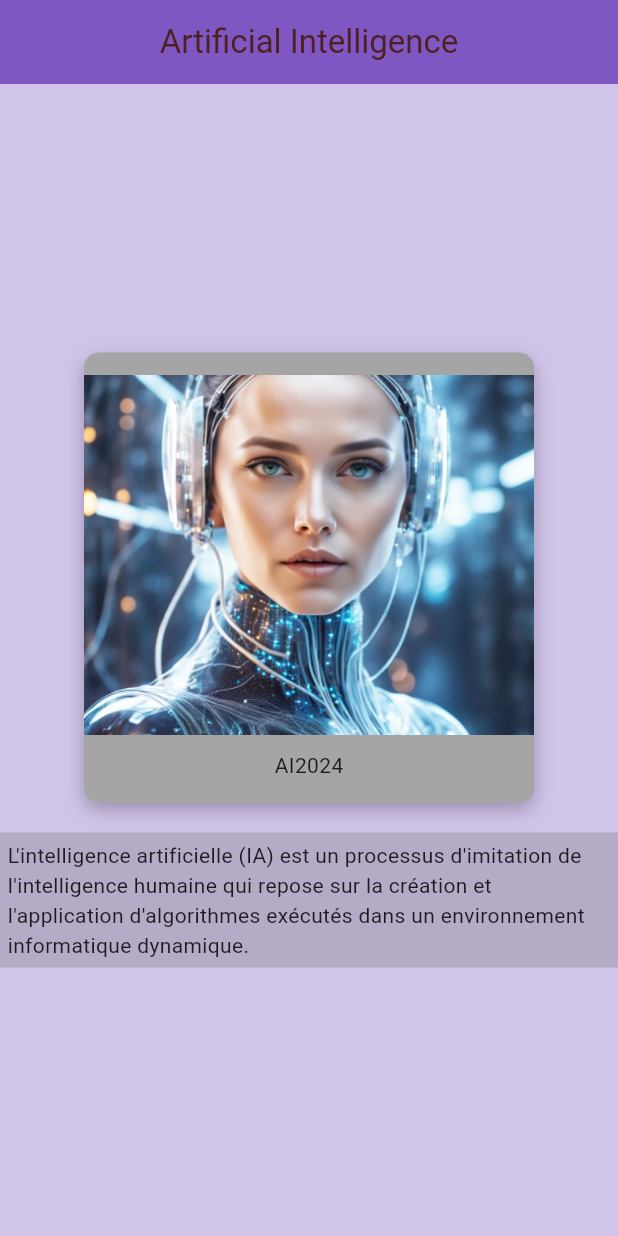
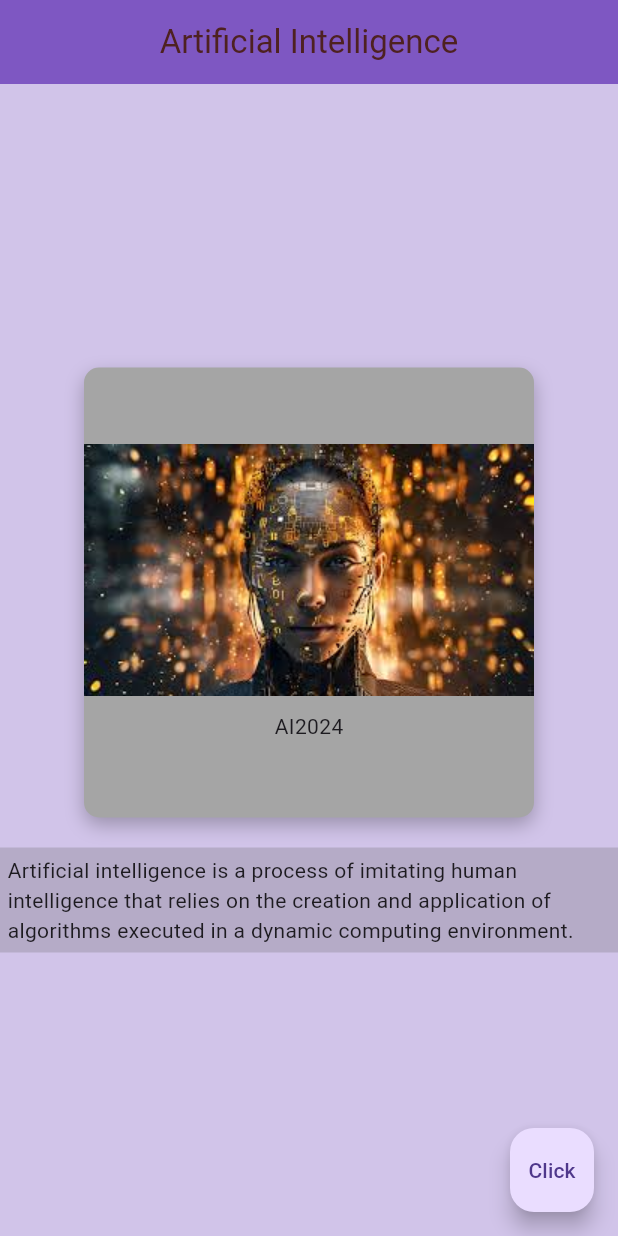
Before and after one commit to YassineAjb/FlutterApp, a Flutter app: the screen it shows after launch, on a phone screen of 412 x 824 dp. Run offline on Flutter 3.47's test engine with Material 3 defaults, Android fonts, the phone set to English and light mode, and no system bars.

Commit message:
Button/SwitchImg

```diff
--- a/lib/main.dart
+++ b/lib/main.dart
@@ -1,56 +1,3 @@
-// import 'package:flutter/material.dart';
-
-// void main() {
-//   runApp(MyApp());
-// }
-
-// class MyApp extends StatelessWidget {
-//   @override
-//   Widget build(BuildContext context) {
-//     return MaterialApp(
-//       home: Scaffold(
-//         appBar: AppBar(
-//           title: const Center(
-//             child: Text("Artificial Intelligence"),
-//           ),
-//           backgroundColor: Colors.deepPurple[400],
-//         ),
-//         body: Center(
-//           child: Container(
-//             width: 300, // Specify the width of the container
-//             height: 300, // Specify the height of the container
-//             decoration: const BoxDecoration(
-//               color: Color.fromARGB(255, 165, 165, 165), // Background color of the container
-//               borderRadius: BorderRadius.all(Radius.circular(10)), // Rounded corners
-//               boxShadow: [
-//                 BoxShadow(
-//                   color: Colors.black26,
-//                   blurRadius: 10,
-//                   offset: Offset(0, 5),
-//                 ),
-//               ],
-//             ),
-//             // child: const Image(
-//             //   image: AssetImage('images/img11.webp'),
-//             // ),
-//             // child: const Text("Artificial Intelligence"),
-//                 child: const Column(
-//                               mainAxisAlignment: MainAxisAlignment.center,
-//                               children: [
-//                                 Image(
-//                                   image: AssetImage('images/img11.webp'),
-//                                 ),
-//                                 SizedBox(height: 10), // Add some space between the image and text
-//                                 Text("AI2024"),
-//                               ],
-//                             ),
-//           ),
-//         ),
-//         backgroundColor: Colors.deepPurple[100],
-//       ),
-//     );
-//   }
-// }
 import 'package:flutter/material.dart';
 
 void main() {
@@ -62,11 +9,30 @@ class MyApp extends StatelessWidget {
   Widget build(BuildContext context) {
     return MaterialApp(
       home: SafeArea(
-        child: Scaffold(
+        child: MyHomePage(),
+      ),
+    );
+  }
+}
+
+class MyHomePage extends StatefulWidget {
+  @override
+  _MyHomePageState createState() => _MyHomePageState();
+}
+
+class _MyHomePageState extends State<MyHomePage> {
+  int _imageIndex = 1; // Index to track the current image
+
+  void _changeImage() {
+    setState(() {
+      _imageIndex = (_imageIndex % 3) + 1; // Toggle between two images (assuming you have two images)
+    });
+  }
+
+  @override
+  Widget build(BuildContext context) {
+    return Scaffold(
       appBar: AppBar(
-            // title: const Center(
-            //   child: Text("Artificial Intelligence"),
-            // ),
         title: const Center(
           child: Text(
             "Artificial Intelligence",
@@ -95,11 +61,11 @@ class MyApp extends StatelessWidget {
                   ),
                 ],
               ),
-                  child: const Column(
+              child: Column(
                 mainAxisAlignment: MainAxisAlignment.center,
                 children: [
                   Image(
-                        image: AssetImage('images/img11.webp'),
+                    image: AssetImage('images/img$_imageIndex.jpeg'), // Dynamically changing image asset
                   ),
                   SizedBox(height: 10), // Add some space between the image and text
                   Text("AI2024"),
@@ -109,22 +75,19 @@ class MyApp extends StatelessWidget {
             const SizedBox(height: 20), // Add some space between the container and the text
             Container(
               color: Color.fromARGB(66, 100, 100, 100),
-                // alignment: Alignment.center,
               padding: const EdgeInsets.all(5),
-                child: const Text("L'intelligence artificielle (IA) est un processus d'imitation de l'intelligence humaine qui repose sur la création et l'application d'algorithmes exécutés dans un environnement informatique dynamique."),
+              child: const Text(
+                  "Artificial intelligence is a process of imitating human intelligence that relies on the creation and application of algorithms executed in a dynamic computing environment."),
             ),
-                // Container(
-                // color: const Color.fromARGB(66, 78, 48, 48),
-                // // alignment: Alignment.center,
-                // padding: const EdgeInsets.all(5),
-                // child: const Text("L'intelligence artificielle (IA) est un processus d'imitation de l'intelligence humaine qui repose sur la création et l'application d'algorithmes exécutés dans un environnement informatique dynamique."),
-                // ),
           ],
         ),
       ),
+      floatingActionButton: FloatingActionButton(
+        onPressed: _changeImage, // Call _changeImage function when button is pressed
+        child: Text("Click"),
+        splashColor: Colors.black,
+      ),
       backgroundColor: Colors.deepPurple[100],
-        ),
-      ),
     );
   }
 }
--- a/pubspec.yaml
+++ b/pubspec.yaml
@@ -60,7 +60,9 @@ flutter:
 
   # To add assets to your application, add an assets section, like this:
   assets:
-    - images/img11.webp
+    - images/img3.jpeg
+    - images/img1.jpeg
+    - images/img2.jpeg
 
   # An image asset can refer to one or more resolution-specific "variants", see
   # https://flutter.dev/assets-and-images/#resolution-aware
```
Also changed, not shown: images/img1.jpeg (added), images/img11.webp (deleted), images/img2.jpeg (added), images/img3.jpeg (added). Lines whose indentation alone changed are shown as unchanged.
